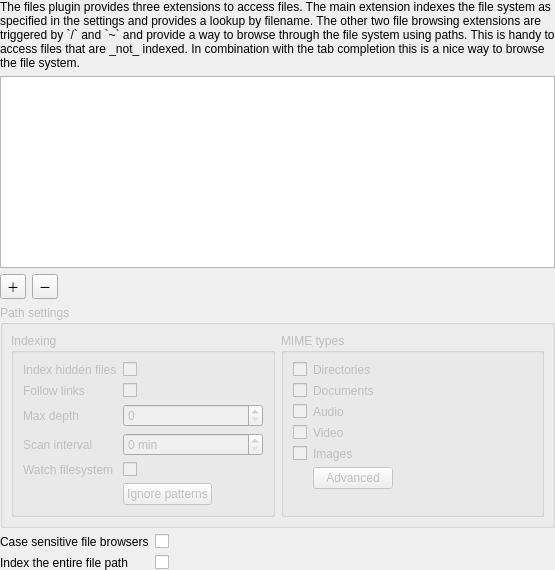
First picture: the form in files/src/configwidget.ui, repository albertlauncher/plugins, before the edit.
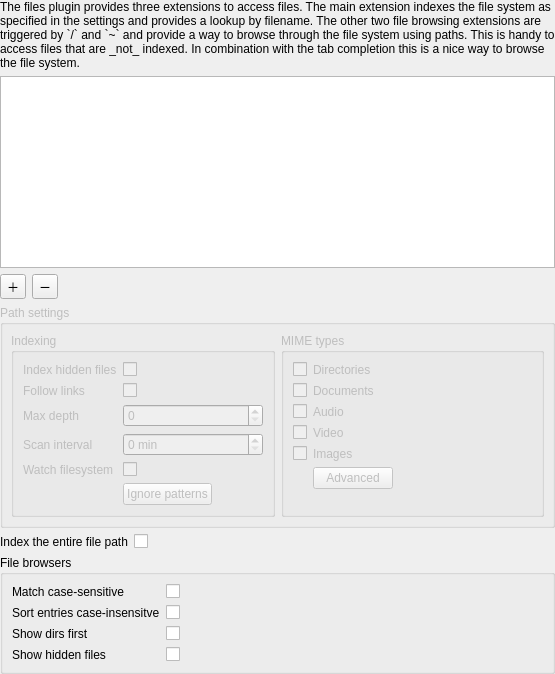
Second picture: the form after the edit.

Patch:
```diff
--- a/files/src/configwidget.ui
+++ b/files/src/configwidget.ui
@@ -314,31 +314,14 @@
    <item>
     <layout class="QFormLayout" name="formLayout_general">
      <item row="0" column="0">
-      <widget class="QLabel" name="label_fsBrowserCaseSensitive">
-       <property name="text">
-        <string>Case sensitive file browsers</string>
-       </property>
-      </widget>
-     </item>
-     <item row="0" column="1">
-      <widget class="QCheckBox" name="checkBox_fsBrowsersCaseSensitive">
-       <property name="sizePolicy">
-        <sizepolicy hsizetype="Fixed" vsizetype="Fixed">
-         <horstretch>0</horstretch>
-         <verstretch>0</verstretch>
-        </sizepolicy>
-       </property>
-      </widget>
-     </item>
-     <item row="1" column="0">
-      <widget class="QLabel" name="label_indexFilePath">
+      <widget class="QLabel" name="indexFilePathLabel">
        <property name="text">
         <string>Index the entire file path</string>
        </property>
       </widget>
      </item>
-     <item row="1" column="1">
-      <widget class="QCheckBox" name="checkbox_indexFilePath">
+     <item row="0" column="1">
+      <widget class="QCheckBox" name="indexFilePathCheckBox">
        <property name="sizePolicy">
         <sizepolicy hsizetype="Fixed" vsizetype="Fixed">
          <horstretch>0</horstretch>
@@ -349,6 +332,83 @@
      </item>
     </layout>
    </item>
+   <item>
+    <widget class="QGroupBox" name="groupBox_fileBrowsers">
+     <property name="title">
+      <string>File browsers</string>
+     </property>
+     <layout class="QFormLayout" name="formLayout_3">
+      <item row="0" column="0">
+       <widget class="QLabel" name="matchCaseSensitiveLabel">
+        <property name="text">
+         <string>Match case-sensitive</string>
+        </property>
+       </widget>
+      </item>
+      <item row="0" column="1">
+       <widget class="QCheckBox" name="matchCaseSensitiveCheckBox">
+        <property name="sizePolicy">
+         <sizepolicy hsizetype="Fixed" vsizetype="Fixed">
+          <horstretch>0</horstretch>
+          <verstretch>0</verstretch>
+         </sizepolicy>
+        </property>
+       </widget>
+      </item>
+      <item row="1" column="0">
+       <widget class="QLabel" name="sortCaseInsensitveLabel">
+        <property name="text">
+         <string>Sort entries case-insensitve</string>
+        </property>
+       </widget>
+      </item>
+      <item row="1" column="1">
+       <widget class="QCheckBox" name="sortCaseInsensitveCheckBox">
+        <property name="sizePolicy">
+         <sizepolicy hsizetype="Fixed" vsizetype="Fixed">
+          <horstretch>0</horstretch>
+          <verstretch>0</verstretch>
+         </sizepolicy>
+        </property>
+       </widget>
+      </item>
+      <item row="2" column="0">
+       <widget class="QLabel" name="showDirsFirstLabel">
+        <property name="text">
+         <string>Show dirs first</string>
+        </property>
+       </widget>
+      </item>
+      <item row="2" column="1">
+       <widget class="QCheckBox" name="showDirsFirstCheckBox">
+        <property name="sizePolicy">
+         <sizepolicy hsizetype="Fixed" vsizetype="Fixed">
+          <horstretch>0</horstretch>
+          <verstretch>0</verstretch>
+         </sizepolicy>
+        </property>
+       </widget>
+      </item>
+      <item row="3" column="0">
+       <widget class="QLabel" name="showHiddenFilesLabel">
+        <property name="text">
+         <string>Show hidden files</string>
+        </property>
+       </widget>
+      </item>
+      <item row="3" column="1">
+       <widget class="QCheckBox" name="showHiddenFilesCheckBox">
+        <property name="sizePolicy">
+         <sizepolicy hsizetype="Fixed" vsizetype="Fixed">
+          <horstretch>0</horstretch>
+          <verstretch>0</verstretch>
+         </sizepolicy>
+        </property>
+       </widget>
+      </item>
+     </layout>
+    </widget>
+   </item>
    <item>
     <spacer name="verticalSpacer">
      <property name="orientation">
```
Left out of the diff: 4 changed lines with no effect on the pictures.
